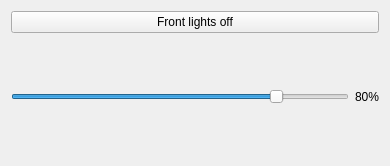
robotique-udes/rover, file rover_gui/ui/ui/LightsController.ui: the form before one commit.
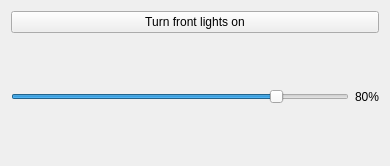
The form after the commit.

```diff
--- a/rover_gui/ui/ui/LightsController.ui
+++ b/rover_gui/ui/ui/LightsController.ui
@@ -20,7 +20,7 @@
       <bool>true</bool>
      </property>
      <property name="text">
-      <string>Front lights off</string>
+      <string>Turn front lights on</string>
      </property>
      <property name="checkable">
       <bool>true</bool>
```
